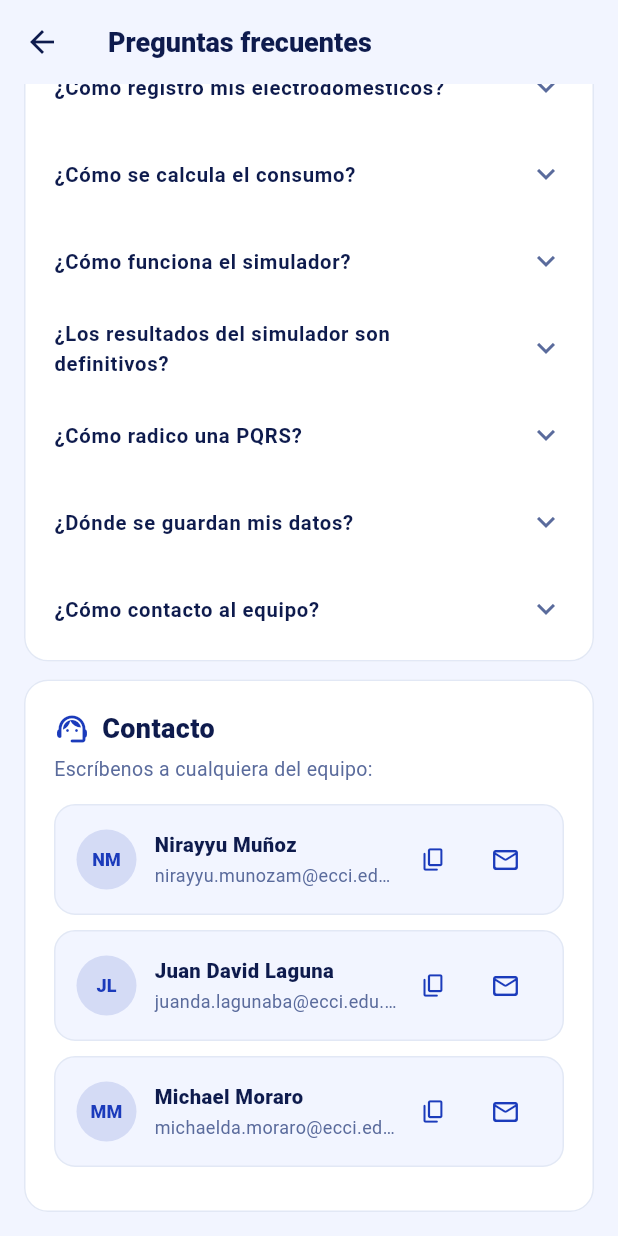
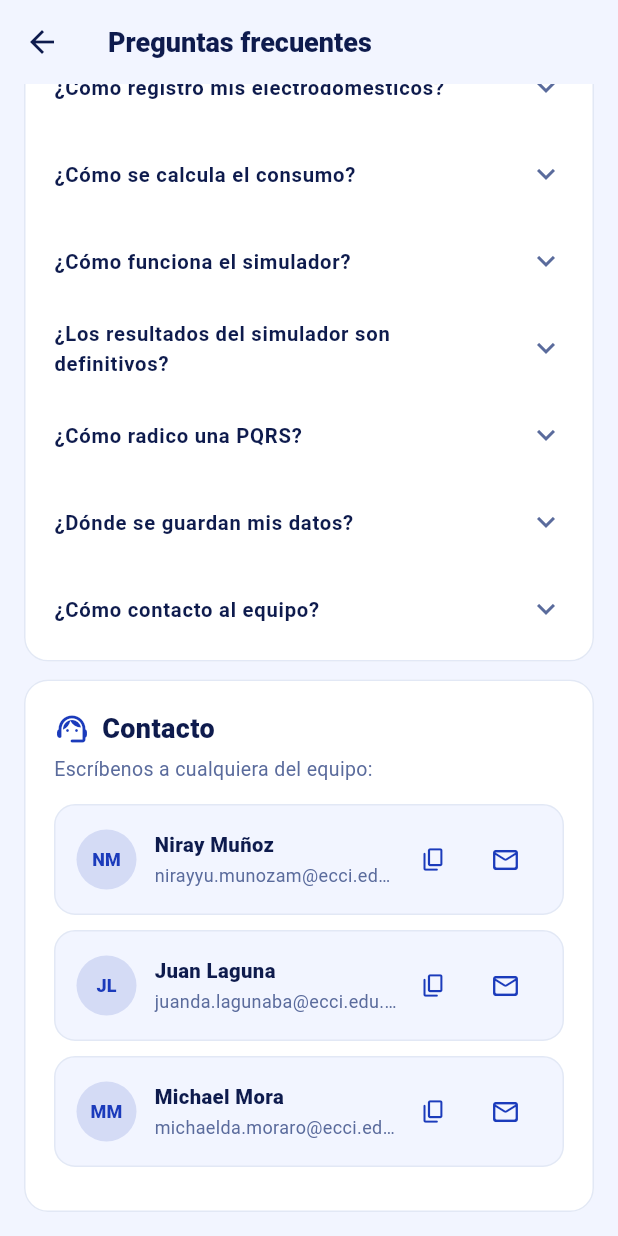
Before and after one commit to NymaXD/SolarO, a Flutter app: the FaqScreen screen opened directly, scrolled down 176 dp, on a phone screen of 412 x 824 dp. Run offline on Flutter 3.47's test engine with Material 3 defaults, Android fonts, the phone set to English and light mode, and no system bars; our stand-ins replace shared_preferences, web; missing offline and left inert: dart:ui_web; accounts and stored records are empty.

Commit message:
fix(frontend): update team contact names

```diff
--- a/lib/data/support_contacts.dart
+++ b/lib/data/support_contacts.dart
@@ -8,7 +8,7 @@ class SupportContact {
 }
 
 const supportContacts = [
-  SupportContact('Nirayyu Muñoz', 'nirayyu.munozam@ecci.edu.co'),
-  SupportContact('Juan David Laguna', 'juanda.lagunaba@ecci.edu.co'),
-  SupportContact('Michael Moraro', 'michaelda.moraro@ecci.edu.co'),
+  SupportContact('Niray Muñoz', 'nirayyu.munozam@ecci.edu.co'),
+  SupportContact('Juan Laguna', 'juanda.lagunaba@ecci.edu.co'),
+  SupportContact('Michael Mora', 'michaelda.moraro@ecci.edu.co'),
 ];
```
